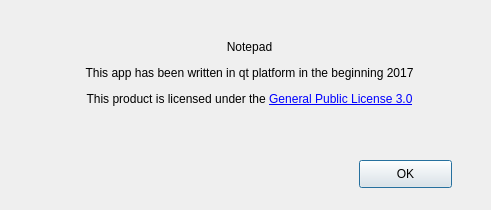
Old version of the form aboutdialog.ui in the repository BaranovMykola/Notepad; both pictures show x 281 to 772 and y 0 to 210 of the 772 by 210 pixel window.
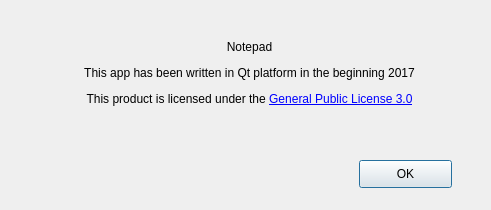
New version of the form. Icons and pictures are not drawn.

Commit message: Added select all feature, changed 'qt' case in about dialog

```diff
--- a/aboutdialog.ui
+++ b/aboutdialog.ui
@@ -23,7 +23,7 @@
     </rect>
    </property>
    <property name="text">
-    <string>&lt;html&gt;&lt;head/&gt;&lt;body&gt;&lt;p&gt;&lt;span style=&quot; font-size:9pt;&quot;&gt;Notepad&lt;/span&gt;&lt;/p&gt;&lt;p&gt;&lt;span style=&quot; font-size:9pt;&quot;&gt;This app has been written in qt platform in the beginning 2017&lt;/span&gt;&lt;/p&gt;&lt;p&gt;&lt;span style=&quot; font-size:9pt;&quot;&gt;This product is licensed under the &lt;/span&gt;&lt;a href=&quot;https://opensource.org/licenses/gpl-3.0.html&quot;&gt;&lt;span style=&quot; font-size:9pt; text-decoration: underline; color:#0000ff;&quot;&gt;General Public License 3.0&lt;/span&gt;&lt;/a&gt;&lt;/p&gt;&lt;/body&gt;&lt;/html&gt;</string>
+    <string>&lt;html&gt;&lt;head/&gt;&lt;body&gt;&lt;p&gt;&lt;span style=&quot; font-size:9pt;&quot;&gt;Notepad&lt;/span&gt;&lt;/p&gt;&lt;p&gt;&lt;span style=&quot; font-size:9pt;&quot;&gt;This app has been written in Qt platform in the beginning 2017&lt;/span&gt;&lt;/p&gt;&lt;p&gt;&lt;span style=&quot; font-size:9pt;&quot;&gt;This product is licensed under the &lt;/span&gt;&lt;a href=&quot;https://opensource.org/licenses/gpl-3.0.html&quot;&gt;&lt;span style=&quot; font-size:9pt; text-decoration: underline; color:#0000ff;&quot;&gt;General Public License 3.0&lt;/span&gt;&lt;/a&gt;&lt;/p&gt;&lt;/body&gt;&lt;/html&gt;</string>
    </property>
    <property name="alignment">
     <set>Qt::AlignHCenter|Qt::AlignTop</set>
```
The commit also changes 4 other files.
